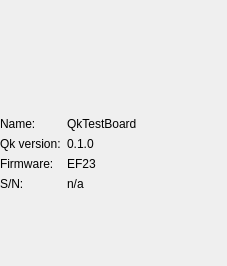
The window that gui/boardpanel.ui (QkThings/qkdaemon_old) describes before a commit, drawn with Qt 5.
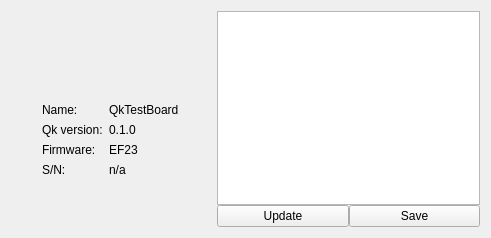
The same window after the commit. Icons and pictures are not drawn. Custom widgets are drawn as their Qt base class.

Diff of the .ui file:
```diff
--- a/gui/boardpanel.ui
+++ b/gui/boardpanel.ui
@@ -6,8 +6,8 @@
    <rect>
     <x>0</x>
     <y>0</y>
-    <width>227</width>
-    <height>266</height>
+    <width>491</width>
+    <height>238</height>
    </rect>
   </property>
   <property name="windowTitle">
@@ -23,19 +23,24 @@
 border-radius: 20px; border: 1px solid #bbb;
 }</string>
   </property>
+  <layout class="QHBoxLayout" name="horizontalLayout_4">
+   <item>
+    <widget class="QWidget" name="widget" native="true">
+     <property name="minimumSize">
+      <size>
+       <width>200</width>
+       <height>0</height>
+      </size>
+     </property>
+     <property name="maximumSize">
+      <size>
+       <width>200</width>
+       <height>16777215</height>
+      </size>
+     </property>
+     <layout class="QVBoxLayout" name="verticalLayout_4">
+      <item>
   <layout class="QVBoxLayout" name="verticalLayout_2">
-   <property name="leftMargin">
-    <number>0</number>
-   </property>
-   <property name="topMargin">
-    <number>0</number>
-   </property>
-   <property name="rightMargin">
-    <number>0</number>
-   </property>
-   <property name="bottomMargin">
-    <number>0</number>
-   </property>
    <item>
     <spacer name="verticalSpacer">
      <property name="orientation">
@@ -110,6 +115,21 @@
     </spacer>
    </item>
    <item>
+         <layout class="QHBoxLayout" name="horizontalLayout_2">
+          <item>
+           <spacer name="horizontalSpacer_4">
+            <property name="orientation">
+             <enum>Qt::Horizontal</enum>
+            </property>
+            <property name="sizeHint" stdset="0">
+             <size>
+              <width>40</width>
+              <height>20</height>
+             </size>
+            </property>
+           </spacer>
+          </item>
+          <item>
     <layout class="QFormLayout" name="formLayout">
      <property name="fieldGrowthPolicy">
       <enum>QFormLayout::AllNonFixedFieldsGrow</enum>
@@ -173,6 +193,21 @@
     </layout>
    </item>
    <item>
+           <spacer name="horizontalSpacer_3">
+            <property name="orientation">
+             <enum>Qt::Horizontal</enum>
+            </property>
+            <property name="sizeHint" stdset="0">
+             <size>
+              <width>40</width>
+              <height>20</height>
+             </size>
+            </property>
+           </spacer>
+          </item>
+         </layout>
+        </item>
+        <item>
     <spacer name="verticalSpacer_3">
      <property name="orientation">
       <enum>Qt::Vertical</enum>
@@ -186,7 +221,78 @@
     </spacer>
    </item>
   </layout>
- </widget>
+      </item>
+     </layout>
+    </widget>
+   </item>
+   <item>
+    <layout class="QVBoxLayout" name="verticalLayout_3">
+     <property name="spacing">
+      <number>0</number>
+     </property>
+     <item>
+      <widget class="CPropertyBrowser" name="browser">
+       <property name="alternatingRowColors">
+        <bool>false</bool>
+       </property>
+       <property name="columnCount">
+        <number>3</number>
+       </property>
+       <attribute name="headerVisible">
+        <bool>false</bool>
+       </attribute>
+       <attribute name="headerDefaultSectionSize">
+        <number>20</number>
+       </attribute>
+       <attribute name="headerStretchLastSection">
+        <bool>false</bool>
+       </attribute>
+       <column>
+        <property name="text">
+         <string notr="true">1</string>
+        </property>
+       </column>
+       <column>
+        <property name="text">
+         <string notr="true">2</string>
+        </property>
+       </column>
+       <column>
+        <property name="text">
+         <string notr="true">3</string>
+        </property>
+       </column>
+      </widget>
+     </item>
+     <item>
+      <layout class="QHBoxLayout" name="horizontalLayout_3">
+       <item>
+        <widget class="QPushButton" name="button_update">
+         <property name="text">
+          <string>Update</string>
+         </property>
+        </widget>
+       </item>
+       <item>
+        <widget class="QPushButton" name="button_save">
+         <property name="text">
+          <string>Save</string>
+         </property>
+        </widget>
+       </item>
+      </layout>
+     </item>
+    </layout>
+   </item>
+  </layout>
+ </widget>
+ <customwidgets>
+  <customwidget>
+   <class>CPropertyBrowser</class>
+   <extends>QTreeWidget</extends>
+   <header>cpropertybrowser.h</header>
+  </customwidget>
+ </customwidgets>
  <resources>
   <include location="../resources/img/img.qrc"/>
  </resources>
```
Lines whose indentation alone changed are shown as unchanged.
